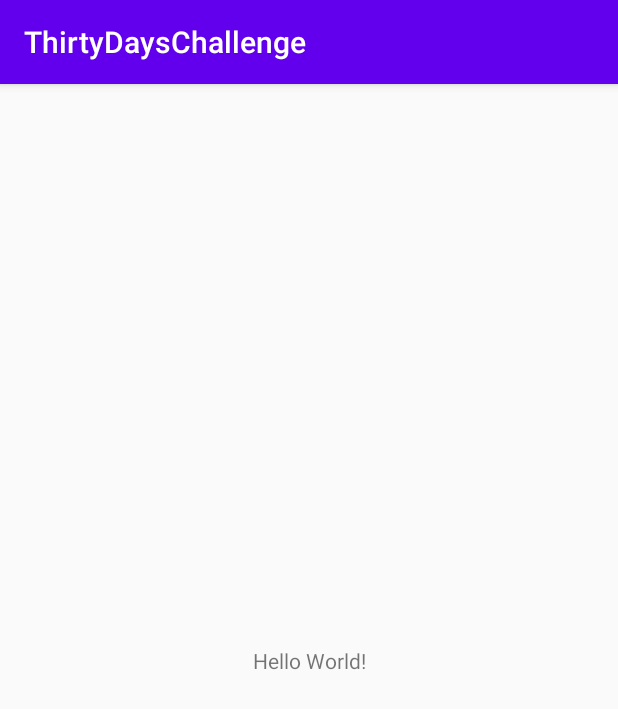
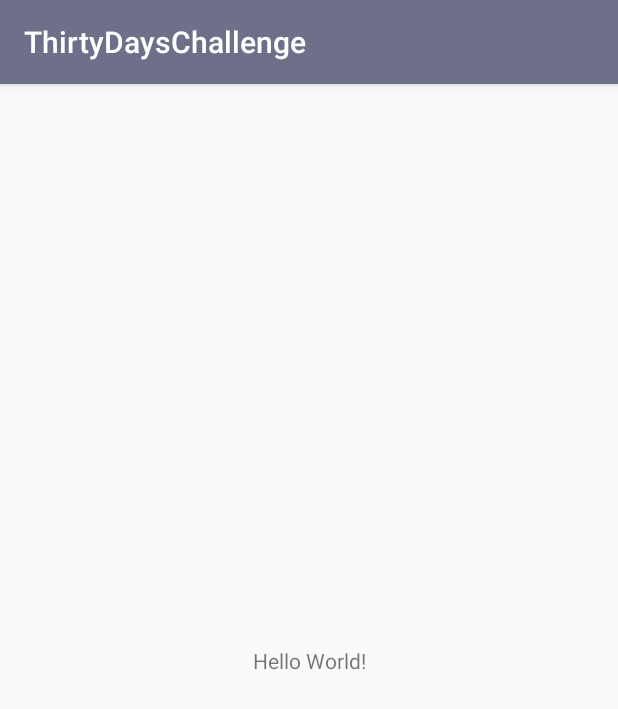
Before and after one commit to AliAkberAakash/30_days_challenge, an Android app: the screen it shows after launch (MainActivity), on a phone screen of 412 x 824 dp. Shown: the top 709 px of the screen. Run offline under Robolectric (Android 15) with nearby library versions, the phone set to English and light mode, and no system bars.

Commit message:
Changed Theme colors

```diff
--- a/app/src/main/res/values/colors.xml
+++ b/app/src/main/res/values/colors.xml
@@ -1,6 +1,6 @@
 <?xml version="1.0" encoding="utf-8"?>
 <resources>
-    <color name="colorPrimary">#6200EE</color>
-    <color name="colorPrimaryDark">#3700B3</color>
-    <color name="colorAccent">#03DAC5</color>
+    <color name="colorPrimary">#6D7088</color>
+    <color name="colorPrimaryDark">#5C5F74</color>
+    <color name="colorAccent">#F06486</color>
 </resources>
```
